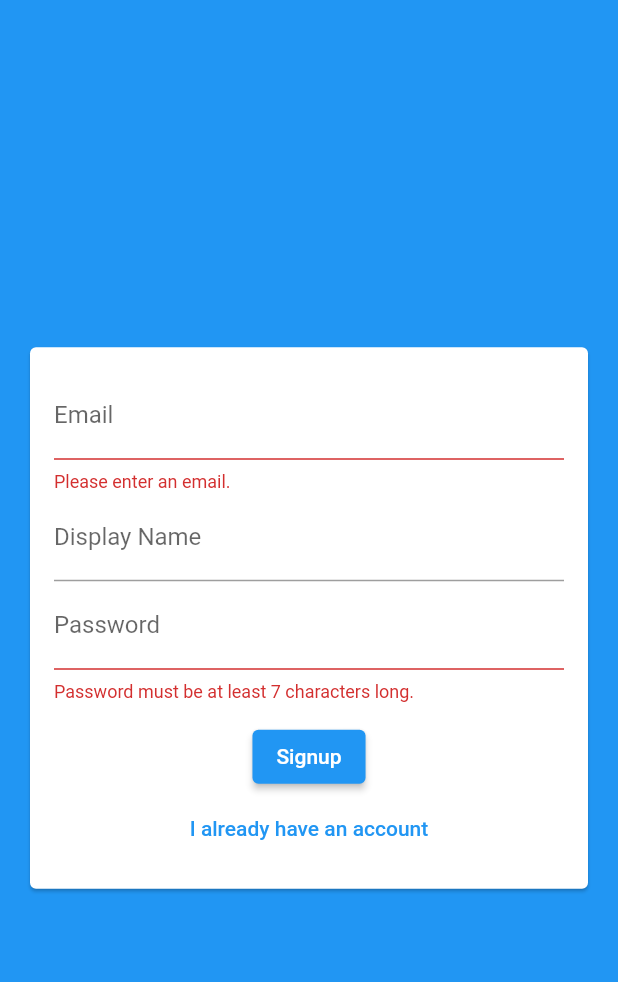
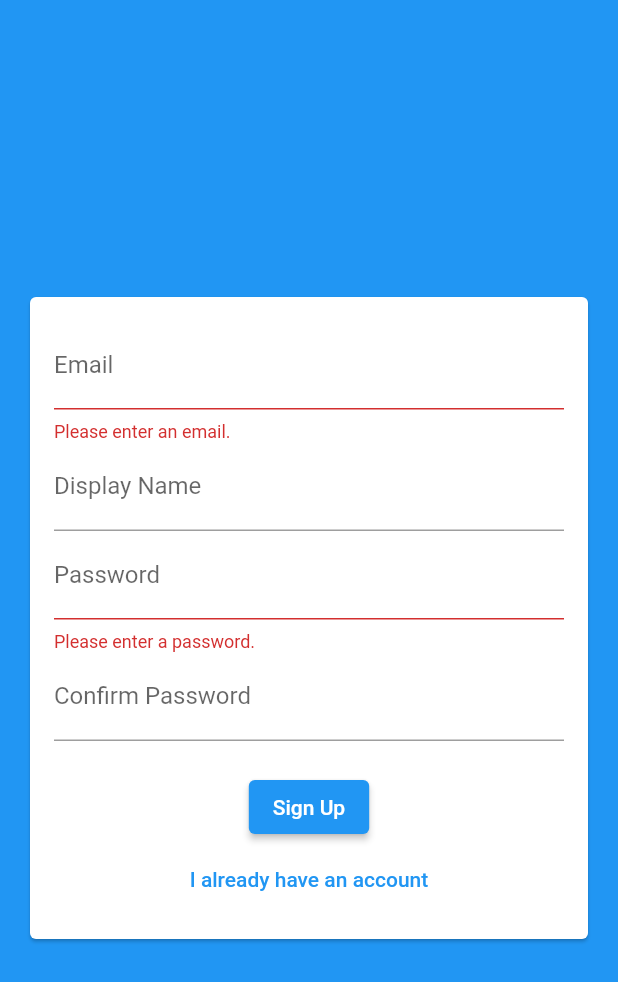
Before and after one commit to wenruiq/find-my-path, a Flutter app: the screen it shows after launch, after a tap on "Login", after a tap on "Create new account", on a phone screen of 412 x 824 dp. Shown: the top 982 px of the screen. Run offline on Flutter 3.47's test engine with Material 2 defaults, Android fonts, the phone set to English and light mode, and no system bars; our stand-ins replace cloud_firestore, firebase_auth, firebase_core; accounts and stored records are empty.

Commit message:
added confirm password

```diff
--- a/lib/widgets/auth/auth_form.dart
+++ b/lib/widgets/auth/auth_form.dart
@@ -24,21 +24,26 @@ class _AuthFormState extends State<AuthForm> {
 
   //* Initialize form input variables
   var _isLogin = true;
-  var _userEmail = '';
-  var _userDisplayName = '';
-  var _userPassword = '';
+  var _email = '';
+  var _displayName = '';
+  var _password = '';
+  var _confirmPassword = '';
+
+  //* Input controller (to pass values between input fields)
+  final TextEditingController _passwordController = TextEditingController();
 
   //* Performs validation
   void _trySubmit() {
-    final isValid = _formKey.currentState?.validate();
+    final isValid = _formKey.currentState!.validate();
     FocusScope.of(context).unfocus();
 
-    if (isValid != null && isValid) {
-      _formKey.currentState?.save();
+    if (isValid) {
+      //* save() fires the onSave() method attached to each TextFormField
+      _formKey.currentState!.save();
       widget.submitFn(
-        _userEmail.trim(),
-        _userPassword.trim(),
-        _userDisplayName.trim(),
+        _email.trim(),
+        _password.trim(),
+        _displayName.trim(),
         _isLogin,
         context,
       );
@@ -78,16 +83,19 @@ class _AuthFormState extends State<AuthForm> {
                       keyboardType: TextInputType.emailAddress,
                       decoration: const InputDecoration(labelText: 'Email'),
                       onSaved: (value) {
-                        _userEmail = value.toString();
+                        _email = value.toString();
                       }),
                   if (!_isLogin)
                     TextFormField(
-                        key: const ValueKey('username'),
+                        key: const ValueKey('displayName'),
                         autocorrect: true,
                         textCapitalization: TextCapitalization.words,
                         enableSuggestions: false,
                         validator: (value) {
-                          if (value!.isEmpty || value.length < 4) {
+                          if (value == null || value.isEmpty) {
+                            return "Please enter a display name.";
+                          }
+                          if (value.length < 4) {
                             return 'Display name must be at least 4 characters long.';
                           }
                           return null;
@@ -95,26 +103,48 @@ class _AuthFormState extends State<AuthForm> {
                         decoration:
                             const InputDecoration(labelText: 'Display Name'),
                         onSaved: (value) {
-                          _userDisplayName = value.toString();
+                          _displayName = value.toString();
                         }),
                   TextFormField(
                       key: const ValueKey('password'),
+                      controller: _passwordController,
                       validator: (value) {
-                        if (value!.isEmpty || value.length < 7) {
-                          return "Password must be at least 7 characters long.";
+                        if (value == null || value.isEmpty) {
+                          return "Please enter a password.";
+                        }
+                        if (value.length < 8) {
+                          return 'Password must be at least 8 characters long.';
                         }
                         return null;
                       },
-                      decoration: InputDecoration(labelText: 'Password'),
+                      decoration: const InputDecoration(labelText: 'Password'),
                       obscureText: true,
                       onSaved: (value) {
-                        _userPassword = value.toString();
+                        _password = value.toString();
                       }),
-                  const SizedBox(height: 12),
+                  if (!_isLogin)
+                    TextFormField(
+                        key: const ValueKey('confirmPassword'),
+                        validator: (value) {
+                          if (value == null || value.isEmpty) {
+                            return "Please confirm your password.";
+                          }
+                          if (value != _passwordController.text) {
+                            return 'Passwords don\'t match.';
+                          }
+                          return null;
+                        },
+                        decoration: const InputDecoration(
+                            labelText: 'Confirm Password'),
+                        obscureText: true,
+                        onSaved: (value) {
+                          _confirmPassword = value.toString();
+                        }),
+                  const SizedBox(height: 20),
                   if (widget.isLoading) const CircularProgressIndicator(),
                   if (!widget.isLoading)
                     ElevatedButton(
-                      child: Text(_isLogin ? 'Login' : 'Signup'),
+                      child: Text(_isLogin ? 'Login' : 'Sign Up'),
                       onPressed: _trySubmit,
                     ),
                   if (!widget.isLoading)
```
